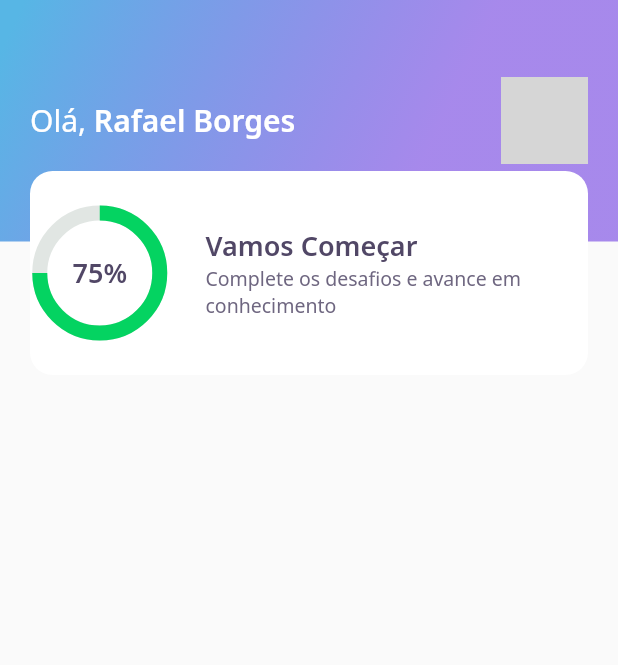
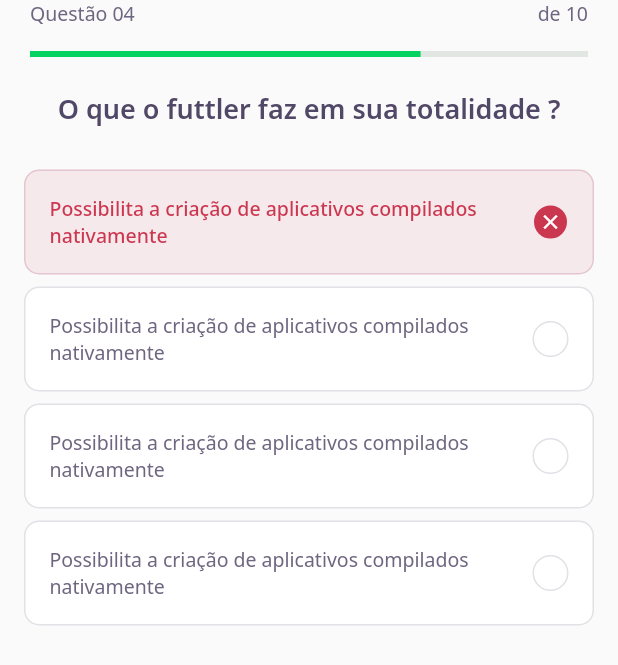
Before and after one commit to rafabm90/NLW5, a Flutter app: the screen it shows after launch, on a phone screen of 412 x 824 dp. Shown: the top 665 px of the screen. Run offline on Flutter 3.47's test engine with Material 2 defaults, Android fonts, the light colour scheme and no system bars; our stand-ins replace google_fonts; grey boxes are pictures that could not be loaded.

Commit message:
update 20/04

```diff
--- /dev/null
+++ b/lib/challenge/challenge_page.dart
@@ -0,0 +1,23 @@
+import 'package:DevQuiz/challenge/widgets/question_indicator/question_indication_widget.dart';
+import 'package:DevQuiz/challenge/widgets/quiz/quiz_widget.dart';
+import 'package:flutter/material.dart';
+
+class ChallengePage extends StatefulWidget {
+  @override
+  _ChallengePageState createState() => _ChallengePageState();
+}
+
+class _ChallengePageState extends State<ChallengePage> {
+  @override
+  Widget build(BuildContext context) {
+    return Scaffold(
+      appBar: PreferredSize(
+        preferredSize: Size.fromHeight(60),
+        child: SafeArea(top: true, child: QuestionIndicatorWidget()),
+      ),
+      body: QuizWidget(
+        title: "O que o futtler faz em sua totalidade ?",
+      ),
+    );
+  }
+}
--- /dev/null
+++ b/lib/challenge/widgets/answer/answer_widget.dart
@@ -0,0 +1,84 @@
+import 'package:DevQuiz/core/app_colors.dart';
+import 'package:DevQuiz/core/app_text_styles.dart';
+import 'package:flutter/material.dart';
+
+class AnswerWidget extends StatelessWidget {
+  final String title;
+  final bool isRight;
+  final bool isSelected;
+
+  const AnswerWidget({
+    Key? key,
+    required this.title,
+    this.isRight = false,
+    this.isSelected = false,
+  }) : super(key: key);
+
+  Color get _selectedColorRight =>
+      isRight ? AppColors.darkGreen : AppColors.darkRed;
+
+  Color get _selectedBorderRight =>
+      isRight ? AppColors.lightGreen : AppColors.lightRed;
+
+  Color get _selectedColorCardRight =>
+      isRight ? AppColors.lightGreen : AppColors.lightRed;
+
+  Color get _selectedBorderCardRight =>
+      isRight ? AppColors.green : AppColors.red;
+
+  TextStyle get _selectedTextStyleRight =>
+      isRight ? AppTextStyles.bodyDarkGreen : AppTextStyles.bodyDarkRed;
+
+  IconData get _selectedIconRight => isRight ? Icons.check : Icons.close;
+
+  @override
+  Widget build(BuildContext context) {
+    return Padding(
+      padding: const EdgeInsets.symmetric(horizontal: 16.0, vertical: 4),
+      child: Container(
+        padding: EdgeInsets.all(16),
+        decoration: BoxDecoration(
+          color: isSelected ? _selectedColorCardRight : AppColors.white,
+          borderRadius: BorderRadius.circular(10),
+          border: Border.fromBorderSide(
+            BorderSide(
+              color: isSelected ? _selectedBorderCardRight : AppColors.border,
+            ),
+          ),
+        ),
+        child: Row(
+          mainAxisAlignment: MainAxisAlignment.spaceBetween,
+          children: [
+            Expanded(
+              child: Text(
+                title,
+                style:
+                    isSelected ? _selectedTextStyleRight : AppTextStyles.body,
+              ),
+            ),
+            Container(
+              height: 24,
+              width: 24,
+              decoration: BoxDecoration(
+                color: isSelected ? _selectedColorRight : AppColors.white,
+                borderRadius: BorderRadius.circular(500),
+                border: Border.fromBorderSide(
+                  BorderSide(
+                    color: isSelected ? _selectedBorderRight : AppColors.border,
+                  ),
+                ),
+              ),
+              child: isSelected
+                  ? Icon(
+                      _selectedIconRight,
+                      size: 16,
+                      color: AppColors.white,
+                    )
+                  : null,
+            ),
+          ],
+        ),
+      ),
+    );
+  }
+}
--- /dev/null
+++ b/lib/challenge/widgets/question_indicator/question_indication_widget.dart
@@ -0,0 +1,33 @@
+import 'package:DevQuiz/core/app_text_styles.dart';
+import 'package:DevQuiz/shared/widgets/progress_indicator/progress_indicator_widget.dart';
+import 'package:flutter/material.dart';
+
+class QuestionIndicatorWidget extends StatelessWidget {
+  @override
+  Widget build(BuildContext context) {
+    return Container(
+      padding: const EdgeInsets.symmetric(horizontal: 20),
+      child: Column(
+        children: [
+          Row(
+            mainAxisAlignment: MainAxisAlignment.spaceBetween,
+            children: [
+              Text(
+                "Questão 04",
+                style: AppTextStyles.body,
+              ),
+              Text(
+                "de 10",
+                style: AppTextStyles.body,
+              ),
+            ],
+          ),
+          SizedBox(
+            height: 16,
+          ),
+          ProgressIndicatorWidget(value: 0.7),
+        ],
+      ),
+    );
+  }
+}
--- /dev/null
+++ b/lib/challenge/widgets/quiz/quiz_widget.dart
@@ -0,0 +1,43 @@
+import 'package:DevQuiz/challenge/widgets/answer/answer_widget.dart';
+import 'package:DevQuiz/core/app_text_styles.dart';
+import 'package:flutter/material.dart';
+
+class QuizWidget extends StatelessWidget {
+  final String title;
+
+  const QuizWidget({Key? key, required this.title}) : super(key: key);
+  @override
+  Widget build(BuildContext context) {
+    return Container(
+      child: Column(
+        children: [
+          Text(
+            title,
+            style: AppTextStyles.heading,
+          ),
+          SizedBox(
+            height: 24,
+          ),
+          AnswerWidget(
+            isRight: false,
+            isSelected: true,
+              title:
+                  "Possibilita a criação de aplicativos compilados nativamente"
+          ),
+          AnswerWidget(
+              title:
+                  "Possibilita a criação de aplicativos compilados nativamente"
+          ),
+          AnswerWidget(
+              title:
+                  "Possibilita a criação de aplicativos compilados nativamente"
+          ),
+          AnswerWidget(
+              title:
+                  "Possibilita a criação de aplicativos compilados nativamente"
+          ),
+        ],
+      ),
+    );
+  }
+}
--- a/lib/core/app_widget.dart
+++ b/lib/core/app_widget.dart
@@ -1,4 +1,5 @@
 
+import 'package:DevQuiz/challenge/challenge_page.dart';
 import 'package:DevQuiz/home/home_page.dart';
 import 'package:DevQuiz/splash/splash_page.dart';
 import 'package:flutter/material.dart';
@@ -8,7 +9,7 @@
   Widget build(BuildContext context) {
     return MaterialApp(
       title: "DevQuiz",
-      home: HomePage(),
+      home: ChallengePage(),
     );
   }
 }
--- a/lib/home/widgets/score_card/score_card_widget.dart
+++ b/lib/home/widgets/score_card/score_card_widget.dart
@@ -14,7 +14,10 @@
           color:AppColors.white,
           borderRadius: BorderRadius.circular(15),
         ),
+        child: Padding(
+          padding: const EdgeInsets.symmetric(horizontal: 24),
           child: Row(
+
             crossAxisAlignment: CrossAxisAlignment.center,
             children: [
               Expanded(
@@ -39,6 +42,7 @@
             ],
           ),
         ),
+      ),
     );
   }
 }
--- /dev/null
+++ b/lib/shared/widgets/progress_indicator/progress_indicator_widget.dart
@@ -0,0 +1,17 @@
+import 'package:DevQuiz/core/app_colors.dart';
+import 'package:flutter/material.dart';
+
+class ProgressIndicatorWidget extends StatelessWidget {
+
+  final double value;
+
+  const ProgressIndicatorWidget({Key? key, required this.value}) : super(key: key);
+  @override
+  Widget build(BuildContext context) {
+    return LinearProgressIndicator(
+      value: value,
+      backgroundColor: AppColors.chartSecondary,
+      valueColor: AlwaysStoppedAnimation<Color>(AppColors.chartPrimary),
+    );
+  }
+}
--- a/lib/splash/splash_page.dart
+++ b/lib/splash/splash_page.dart
@@ -14,7 +14,6 @@
           child: Image.asset(AppImages.logo),
         ),
       ),
-
     );
   }
 }
```
Also changed, not shown: lib/home/home_page.dart (+40 -0 lines), lib/home/widgets/level_button/level_button_widget.dart (added, +60 -0 lines), lib/home/widgets/quiz_card/quiz_card_widget.dart (added, +51 -0 lines). Lines whose indentation alone changed are shown as unchanged.
